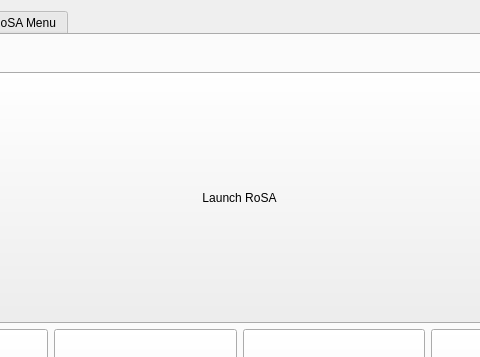
The window that RoSA_Monitor/rosawindow.ui (PabloNH00/RoSA_Monitor) describes before a commit, drawn with Qt 5; both pictures show x 155 to 635 and y 0 to 357 of the 789 by 622 pixel window.
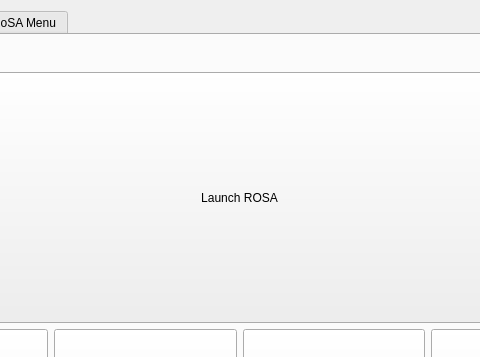
The same window after the commit.

Patch:
```diff
--- a/RoSA_Monitor/rosawindow.ui
+++ b/RoSA_Monitor/rosawindow.ui
@@ -54,7 +54,7 @@
                </sizepolicy>
               </property>
               <property name="text">
-               <string>Launch RoSA</string>
+               <string>Launch ROSA</string>
               </property>
               <property name="checkable">
                <bool>false</bool>
```
